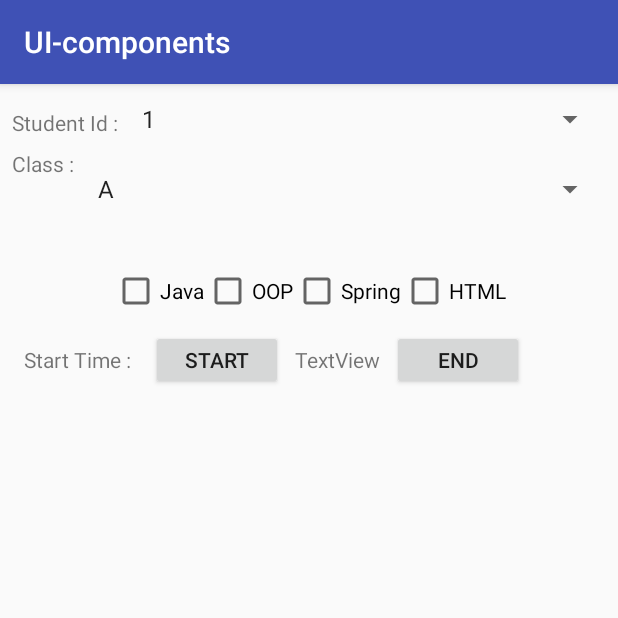
After one commit to kshrd-short-course-4th/UI_component-code-example, an Android app: the EnrollmentActivity screen opened directly, with no data from a screen before it, on a phone screen of 412 x 824 dp, the top half of it. The commit adds this screen. Run offline under Robolectric (Android 15) with nearby library versions, the phone set to English and light mode, and no system bars.

Commit message:
add screen Student enrollment

```diff
--- /dev/null
+++ b/app/src/main/java/com/example/rathana/ui_components/EnrollmentActivity.java
@@ -0,0 +1,51 @@
+package com.example.rathana.ui_components;
+
+import android.support.v7.app.AppCompatActivity;
+import android.os.Bundle;
+import android.widget.ArrayAdapter;
+import android.widget.Button;
+import android.widget.CheckBox;
+import android.widget.Spinner;
+import android.widget.TextView;
+
+public class EnrollmentActivity extends AppCompatActivity {
+
+    private Spinner studentIdSpinner, classSpinner;
+    private CheckBox javaCk,htmlCk,oopCk,springCk;
+    private TextView startTimeTv, endTimeTv;
+    private Button btnPickStartTime, getBtnPickEndTime;
+
+    @Override
+    protected void onCreate(Bundle savedInstanceState) {
+        super.onCreate(savedInstanceState);
+        setContentView(R.layout.activity_enrollment);
+
+        studentIdSpinner=findViewById(R.id.studenIdPinner);
+        classSpinner=findViewById(R.id.classSpinner);
+        javaCk=findViewById(R.id.javaCk);
+        htmlCk=findViewById(R.id.htmlCk);
+        oopCk=findViewById(R.id.oopCk);
+        springCk=findViewById(R.id.springck);
+        startTimeTv=findViewById(R.id.startTimeTv);
+        endTimeTv=findViewById(R.id.textView7);
+        btnPickStartTime=findViewById(R.id.btnStartTime);
+        getBtnPickEndTime=findViewById(R.id.btnEnd);
+
+        setupSpinnerView();
+    }
+
+    private String[] studentIdList={"1","2","3","4","5","6","7","8","9","10"};
+    private String[] classes={"A","B","C","D"};
+    private ArrayAdapter<String> studentIdAdatper;
+    private ArrayAdapter<String> classAdapter;
+    private void setupSpinnerView() {
+        studentIdAdatper=new ArrayAdapter<String>(
+                this,android.R.layout.simple_dropdown_item_1line,studentIdList
+        );
+        classAdapter=new ArrayAdapter<String>(
+                this,android.R.layout.simple_dropdown_item_1line,classes
+        );
+        studentIdSpinner.setAdapter(studentIdAdatper);
+        classSpinner.setAdapter(classAdapter);
+    }
+}
--- /dev/null
+++ b/app/src/main/res/layout/activity_enrollment.xml
@@ -0,0 +1,132 @@
+<?xml version="1.0" encoding="utf-8"?>
+<android.support.constraint.ConstraintLayout xmlns:android="http://schemas.android.com/apk/res/android"
+    xmlns:app="http://schemas.android.com/apk/res-auto"
+    xmlns:tools="http://schemas.android.com/tools"
+    android:layout_width="match_parent"
+    android:layout_height="match_parent"
+    tools:context="com.example.rathana.ui_components.EnrollmentActivity">
+
+    <TextView
+        android:id="@+id/textView4"
+        android:layout_width="0dp"
+        android:layout_height="wrap_content"
+        android:layout_marginStart="8dp"
+        android:layout_marginTop="16dp"
+        android:text="Student Id :"
+        app:layout_constraintStart_toStartOf="parent"
+        app:layout_constraintTop_toTopOf="parent" />
+
+    <Spinner
+        android:id="@+id/studenIdPinner"
+        android:layout_width="0dp"
+        android:layout_height="14dp"
+        android:layout_marginEnd="8dp"
+        android:layout_marginRight="16dp"
+        android:layout_marginStart="8dp"
+        android:layout_marginTop="16dp"
+        app:layout_constraintEnd_toEndOf="parent"
+        app:layout_constraintHorizontal_bias="0.384"
+        app:layout_constraintRight_toRightOf="parent"
+        app:layout_constraintStart_toEndOf="@+id/textView4"
+        app:layout_constraintTop_toTopOf="parent" />
+
+    <TextView
+        android:id="@+id/textView5"
+        android:layout_width="wrap_content"
+        android:layout_height="wrap_content"
+        android:layout_marginLeft="16dp"
+        android:layout_marginStart="8dp"
+        android:layout_marginTop="8dp"
+        android:text="Class :"
+        app:layout_constraintLeft_toLeftOf="parent"
+        app:layout_constraintStart_toStartOf="parent"
+        app:layout_constraintTop_toBottomOf="@+id/textView4" />
+
+    <Spinner
+        android:id="@+id/classSpinner"
+        android:layout_width="0dp"
+        android:layout_height="wrap_content"
+        android:layout_marginEnd="8dp"
+        android:layout_marginRight="16dp"
+        android:layout_marginStart="8dp"
+        android:layout_marginTop="8dp"
+        app:layout_constraintEnd_toEndOf="parent"
+        app:layout_constraintRight_toRightOf="parent"
+        app:layout_constraintStart_toEndOf="@+id/textView5"
+        app:layout_constraintTop_toBottomOf="@+id/studenIdPinner" />
+
+    <LinearLayout
+        android:id="@+id/linearLayout"
+        android:layout_width="wrap_content"
+        android:layout_height="wrap_content"
+        android:layout_marginTop="20dp"
+        app:layout_constraintLeft_toLeftOf="parent"
+        app:layout_constraintRight_toRightOf="parent"
+        app:layout_constraintTop_toBottomOf="@+id/classSpinner">
+
+        <CheckBox
+            android:layout_width="wrap_content"
+            android:layout_height="wrap_content"
+            android:text="Java"
+            android:id="@+id/javaCk"/>
+
+        <CheckBox
+            android:layout_width="wrap_content"
+            android:layout_height="wrap_content"
+            android:text="OOP"
+            android:id="@+id/oopCk"/>
+
+        <CheckBox
+            android:layout_width="wrap_content"
+            android:layout_height="wrap_content"
+            android:text="Spring"
+            android:id="@+id/springck"/>
+
+        <CheckBox
+            android:layout_width="wrap_content"
+            android:layout_height="wrap_content"
+            android:text="HTML"
+            android:id="@+id/htmlCk"/>
+
+    </LinearLayout>
+
+    <TextView
+        android:id="@+id/startTimeTv"
+        android:layout_width="wrap_content"
+        android:layout_height="wrap_content"
+        android:layout_marginStart="16dp"
+        android:layout_marginTop="20dp"
+        android:text="Start Time : "
+        app:layout_constraintStart_toStartOf="parent"
+        app:layout_constraintTop_toBottomOf="@+id/linearLayout" />
+
+    <TextView
+        android:id="@+id/textView7"
+        android:layout_width="wrap_content"
+        android:layout_height="wrap_content"
+        android:layout_marginStart="8dp"
+        android:text="TextView"
+        app:layout_constraintBaseline_toBaselineOf="@+id/btnStartTime"
+        app:layout_constraintStart_toEndOf="@+id/btnStartTime" />
+
+    <Button
+        android:id="@+id/btnStartTime"
+        android:layout_width="wrap_content"
+        android:layout_height="40dp"
+        android:layout_marginStart="10dp"
+        android:text="Start"
+        app:layout_constraintBaseline_toBaselineOf="@+id/startTimeTv"
+        app:layout_constraintStart_toEndOf="@+id/startTimeTv" />
+
+    <Button
+        android:id="@+id/btnEnd"
+        android:layout_width="wrap_content"
+        android:layout_height="40dp"
+        android:layout_marginEnd="8dp"
+        android:layout_marginStart="8dp"
+        android:text="End"
+        app:layout_constraintBaseline_toBaselineOf="@+id/textView7"
+        app:layout_constraintEnd_toEndOf="parent"
+        app:layout_constraintHorizontal_bias="0.0"
+        app:layout_constraintStart_toEndOf="@+id/textView7" />
+</android.support.constraint.ConstraintLayout>
```
Also changed, not shown: app/src/main/AndroidManifest.xml (+7 -0 lines), app/src/main/java/com/example/rathana/ui_components/AdvancedUIActivity.java (+14 -0 lines), app/src/main/java/com/example/rathana/ui_components/dialog/DatePickerDialogSpinner.java (added, +47 -0 lines), app/src/main/java/com/example/rathana/ui_components/dialog/TimePickerDialogClock.java (added, +33 -0 lines), app/src/main/java/com/example/rathana/ui_components/dialog/TimePickerDialogSpinner.java (added, +35 -0 lines), app/src/main/java/com/example/rathana/ui_components/enitiy/StudentEnroll.java (added, +54 -0 lines), app/src/main/res/layout/activity_advanced_ui.xml (+35 -0 lines).
